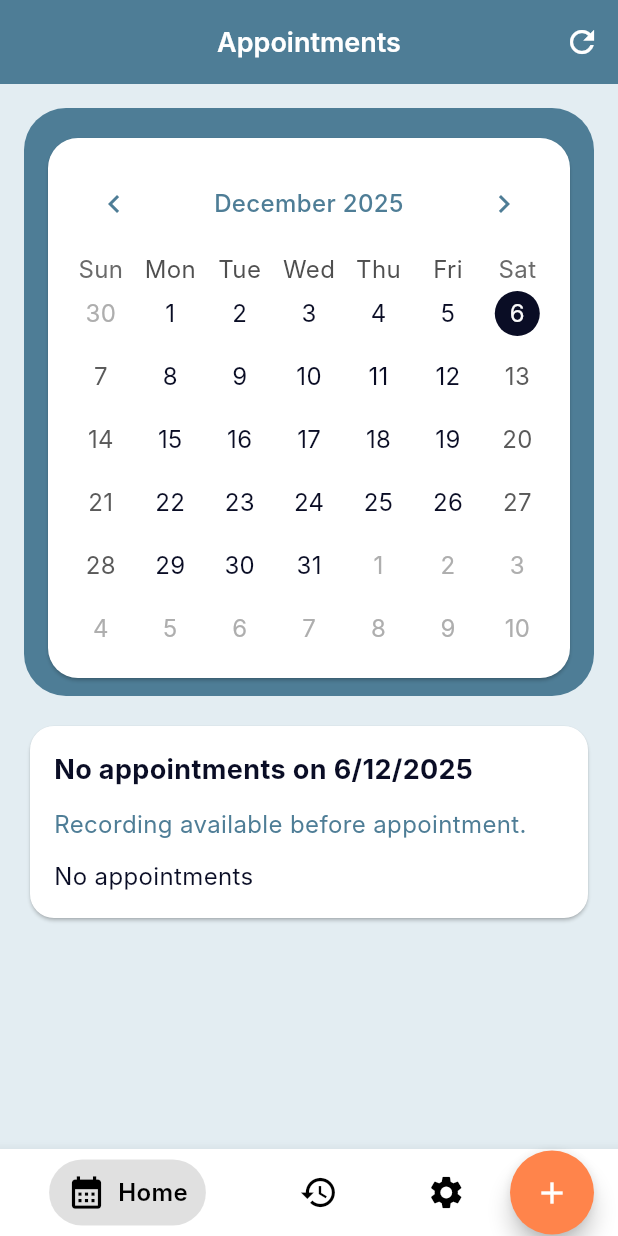
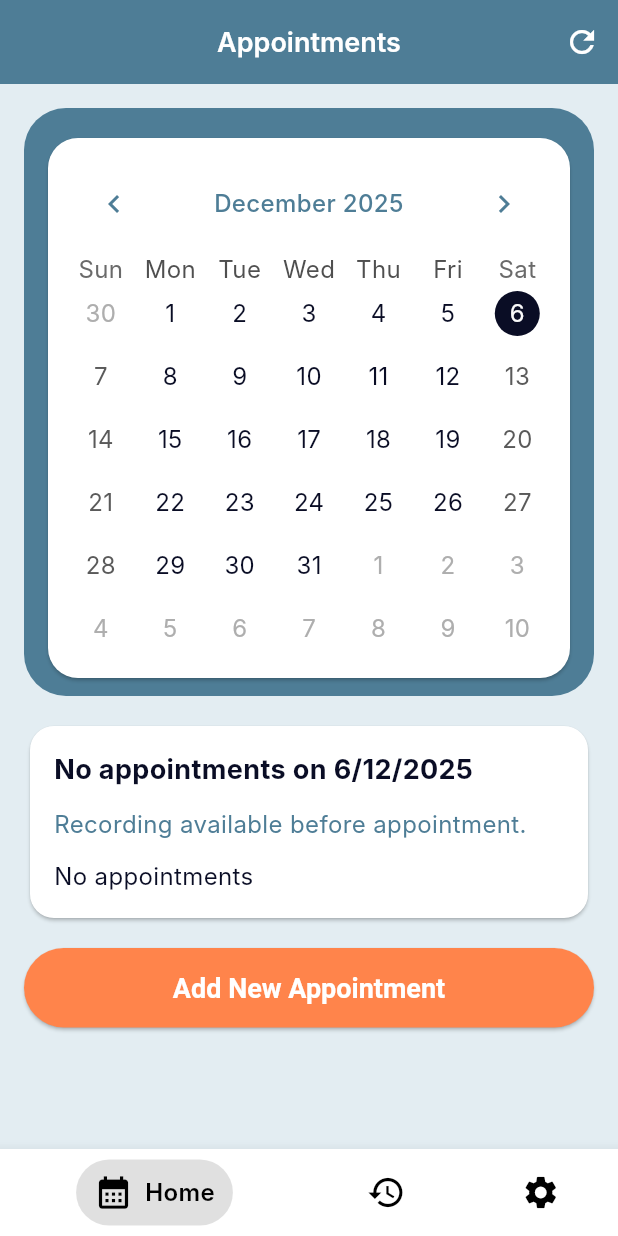
Before and after one commit to kusyuk/ema, a Flutter app: the screen it shows after launch, after a tap on "Skip", on a phone screen of 412 x 824 dp. Run offline on Flutter 3.47's test engine with Material 3 defaults, Android fonts, the phone set to English and light mode, and no system bars; drawn by our look-alikes of stylish_bottom_bar, table_calendar; our stand-ins replace dio, equatable, flutter_dotenv, flutter_local_notifications, flutter_tts, get_it and 7 more; missing offline and left inert: record; accounts and stored records are empty; Roboto replaces fonts that are missing (Inter).

Commit message:
Phase 11: Refactor UI and Improve Code Readability

```diff
--- a/lib/presentation/pages/calendar_home_page.dart
+++ b/lib/presentation/pages/calendar_home_page.dart
@@ -296,6 +296,23 @@ class CalendarHomePageState extends State<CalendarHomePage> {
           ),
           const SizedBox(height: 16),
           _buildSelectedDayCard(selectedEvents, startableAppt),
+          const SizedBox(height: 16),
+          SizedBox(
+            width: double.infinity,
+            child: ElevatedButton(
+              style: ElevatedButton.styleFrom(
+                backgroundColor: AppTheme.accent,
+                foregroundColor: AppTheme.primaryLight,
+                shape: const StadiumBorder(),
+                padding: const EdgeInsets.symmetric(vertical: 16),
+              ),
+              onPressed: () => createAppointment(),
+              child: const Text(
+                'Add New Appointment',
+                style: TextStyle(fontWeight: FontWeight.w700),
+              ),
+            ),
+          ),
         ],
       ),
     );
--- a/lib/presentation/pages/root_page.dart
+++ b/lib/presentation/pages/root_page.dart
@@ -16,7 +16,8 @@ class RootPage extends StatefulWidget {
 class _RootPageState extends State<RootPage> {
   int _index = 0;
 
-  final GlobalKey<CalendarHomePageState> _calendarKey = GlobalKey<CalendarHomePageState>();
+  final GlobalKey<CalendarHomePageState> _calendarKey =
+      GlobalKey<CalendarHomePageState>();
 
   late final List<Widget> _pages = [
     CalendarHomePage(key: _calendarKey),
@@ -27,12 +28,7 @@ class _RootPageState extends State<RootPage> {
   @override
   Widget build(BuildContext context) {
     return Scaffold(
-      body: IndexedStack(
-        index: _index,
-        children: _pages,
-      ),
-      floatingActionButton: _calendarFab(context),
-      floatingActionButtonLocation: FloatingActionButtonLocation.endContained,
+      body: IndexedStack(index: _index, children: _pages),
       bottomNavigationBar: StylishBottomBar(
         option: BubbleBarOptions(
           barStyle: BubbleBarStyle.horizontal,
@@ -65,28 +61,8 @@ class _RootPageState extends State<RootPage> {
           ),
         ],
         onTap: (i) => setState(() => _index = i),
-        fabLocation: StylishBarFabLocation.end,
         hasNotch: false,
       ),
     );
   }
-
-  Widget _calendarFab(BuildContext context) {
-    return FloatingActionButton(
-      onPressed: () async {
-        final state = _calendarKey.currentState;
-        if (state != null) {
-          await state.createAppointment();
-        } else {
-          setState(() => _index = 0);
-          WidgetsBinding.instance.addPostFrameCallback((_) async {
-            if (_calendarKey.currentState != null) {
-              await _calendarKey.currentState!.createAppointment();
-            }
-          });
-        }
-      },
-      child: const Icon(Icons.add),
-    );
-  }
 }
--- a/lib/presentation/pages/settings_page.dart
+++ b/lib/presentation/pages/settings_page.dart
@@ -74,9 +74,9 @@ class _SettingsPageState extends State<SettingsPage> {
     if (!mounted) return;
     result.fold(
       onSuccess: (_) {
-        ScaffoldMessenger.of(context).showSnackBar(
-          const SnackBar(content: Text('Settings saved')),
-        );
+        ScaffoldMessenger.of(
+          context,
+        ).showSnackBar(const SnackBar(content: Text('Settings saved')));
       },
       onError: (failure) {
         ScaffoldMessenger.of(context).showSnackBar(
@@ -125,10 +125,7 @@ class _SettingsPageState extends State<SettingsPage> {
           const SizedBox(height: 12),
           Text(_error ?? 'Error'),
           const SizedBox(height: 16),
-          ElevatedButton(
-            onPressed: _load,
-            child: const Text('Retry'),
-          ),
+          ElevatedButton(onPressed: _load, child: const Text('Retry')),
         ],
       ),
     );
@@ -138,10 +135,9 @@ class _SettingsPageState extends State<SettingsPage> {
     return ListView(
       padding: const EdgeInsets.all(16),
       children: [
-        const _Section(
+        _Section(
           title: 'General',
-          children: [],
-        ),
+          children: [
             _SettingTile(
               icon: Icons.brightness_6_outlined,
               title: 'Theme',
@@ -158,10 +154,16 @@ class _SettingsPageState extends State<SettingsPage> {
                   setState(() => _themeMode = v);
                   _box.put('theme_mode', v);
                   ScaffoldMessenger.of(context).showSnackBar(
-                SnackBar(content: Text('Theme set to ${v[0].toUpperCase()}${v.substring(1)}')),
+                    SnackBar(
+                      content: Text(
+                        'Theme set to ${v[0].toUpperCase()}${v.substring(1)}',
+                      ),
+                    ),
                   );
                 },
               ),
+            ),
+          ],
         ),
         const SizedBox(height: 12),
         const _Section(
@@ -280,10 +282,7 @@ class _Section extends StatelessWidget {
   final String title;
   final List<Widget> children;
 
-  const _Section({
-    required this.title,
-    required this.children,
-  });
+  const _Section({required this.title, required this.children});
 
   @override
   Widget build(BuildContext context) {
@@ -327,18 +326,13 @@ class _SettingTile extends StatelessWidget {
     return ListTile(
       contentPadding: EdgeInsets.zero,
       leading: Icon(icon),
-      title: Text(
-        title,
-        style: const TextStyle(fontWeight: FontWeight.w600),
-      ),
+      title: Text(title, style: const TextStyle(fontWeight: FontWeight.w600)),
       subtitle: Text(subtitle),
-      trailing: trailing ??
+      trailing:
+          trailing ??
           const Padding(
             padding: EdgeInsets.only(right: 8.0),
-            child: Text(
-              'Info',
-              style: TextStyle(color: Colors.grey),
-            ),
+            child: Text('Info', style: TextStyle(color: Colors.grey)),
           ),
     );
   }
```
Also changed, not shown: lib/presentation/pages/appointment_form_page.dart (+20 -14 lines). Lines whose indentation alone changed are shown as unchanged.
